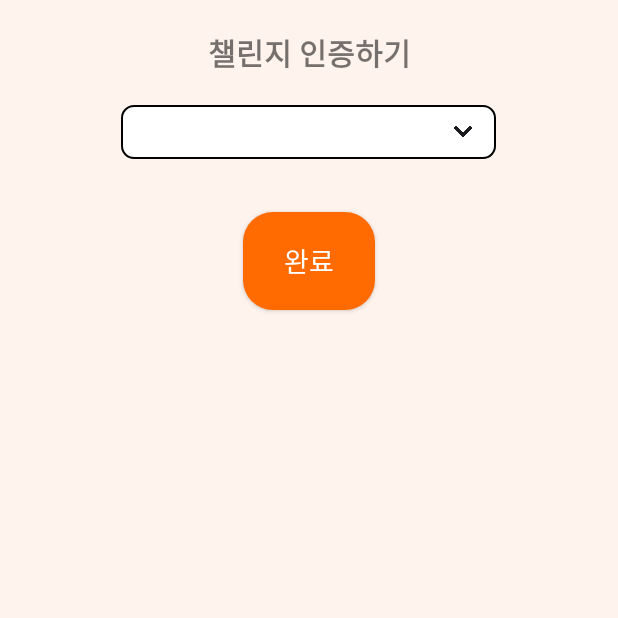
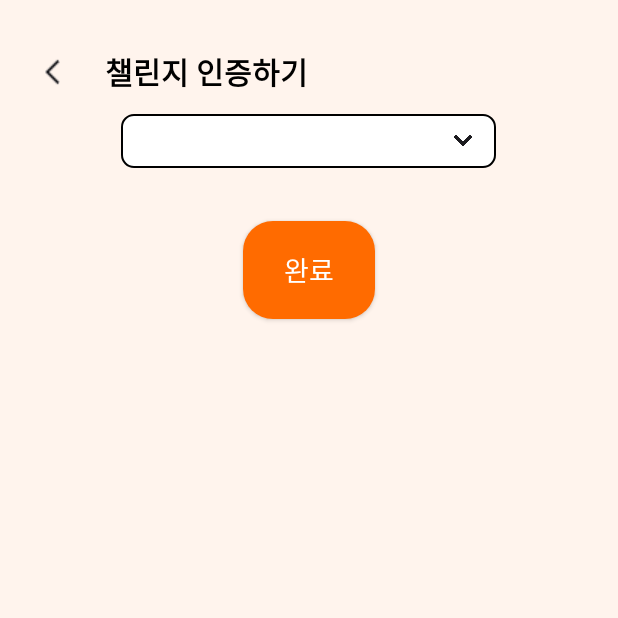
Before and after one commit to JakeKim4926/Oringe, an Android app: the RecordCreateActivity screen opened directly, with no data from a screen before it, on a phone screen of 412 x 824 dp, the top half of it. Run offline under Robolectric (Android 15) with nearby library versions, the phone set to English and light mode, and no system bars; 2 statements that could not run were skipped.

Commit message:
[design] modify done

```diff
--- a/front/app/src/main/res/layout/activity_challenge_detail.xml
+++ b/front/app/src/main/res/layout/activity_challenge_detail.xml
@@ -8,6 +8,12 @@
     android:orientation="vertical"
     android:background="@color/background_color"
     tools:context=".activity.challenge.ChallengeListActivity">
+    <!--헤더-->
+    <ImageView
+        android:id="@+id/challengeList_header"
+        android:layout_width="match_parent"
+        android:layout_height="?attr/actionBarSize"
+        android:src="@drawable/logo_org" />
     <com.ssafy.oringe.ui.component.common.TitleView
         android:id="@+id/challengeList_who"
         android:layout_width="match_parent"
--- a/front/app/src/main/res/layout/activity_record_create.xml
+++ b/front/app/src/main/res/layout/activity_record_create.xml
@@ -13,22 +13,27 @@
         android:orientation="vertical"
         android:background="@color/background_color"
         tools:context=".activity.record.RecordCallActivity">
-
+        <!--헤더-->
+        <com.ssafy.oringe.ui.component.common.BackView
+            android:id="@+id/challengeCreate_header"
+            android:layout_width="match_parent"
+            android:layout_height="wrap_content"
+            app:headerText="챌린지 인증하기" />
         <LinearLayout
             android:layout_width="match_parent"
             android:layout_height="wrap_content"
             android:gravity="center_horizontal"
             android:orientation="vertical">
 
-            <TextView
-                android:layout_width="match_parent"
-                android:layout_height="wrap_content"
-                android:layout_gravity="center_horizontal"
-                android:gravity="center"
-                android:padding="20dp"
-                android:text="챌린지 인증하기"
-                android:textSize="20sp"
-                android:textStyle="bold" />
+<!--            <TextView-->
+<!--                android:layout_width="match_parent"-->
+<!--                android:layout_height="wrap_content"-->
+<!--                android:layout_gravity="center_horizontal"-->
+<!--                android:gravity="center"-->
+<!--                android:padding="20dp"-->
+<!--                android:text="챌린지 인증하기"-->
+<!--                android:textSize="20sp"-->
+<!--                android:textStyle="bold" />-->
 
             <RelativeLayout
                 android:layout_width="match_parent"
```
